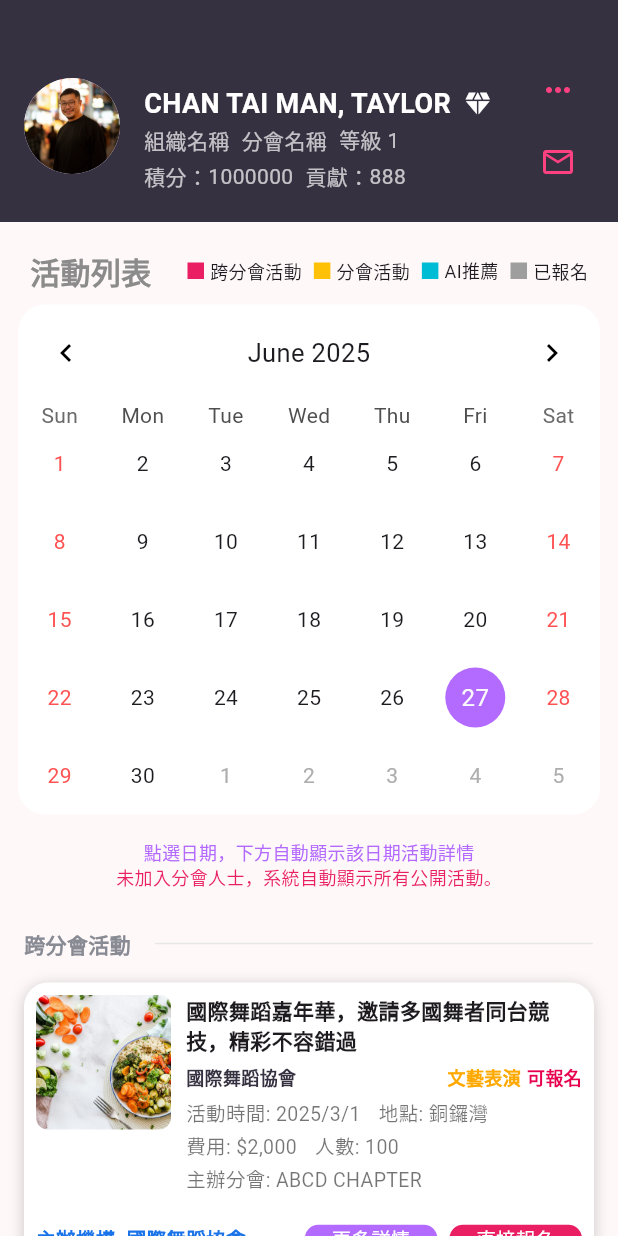
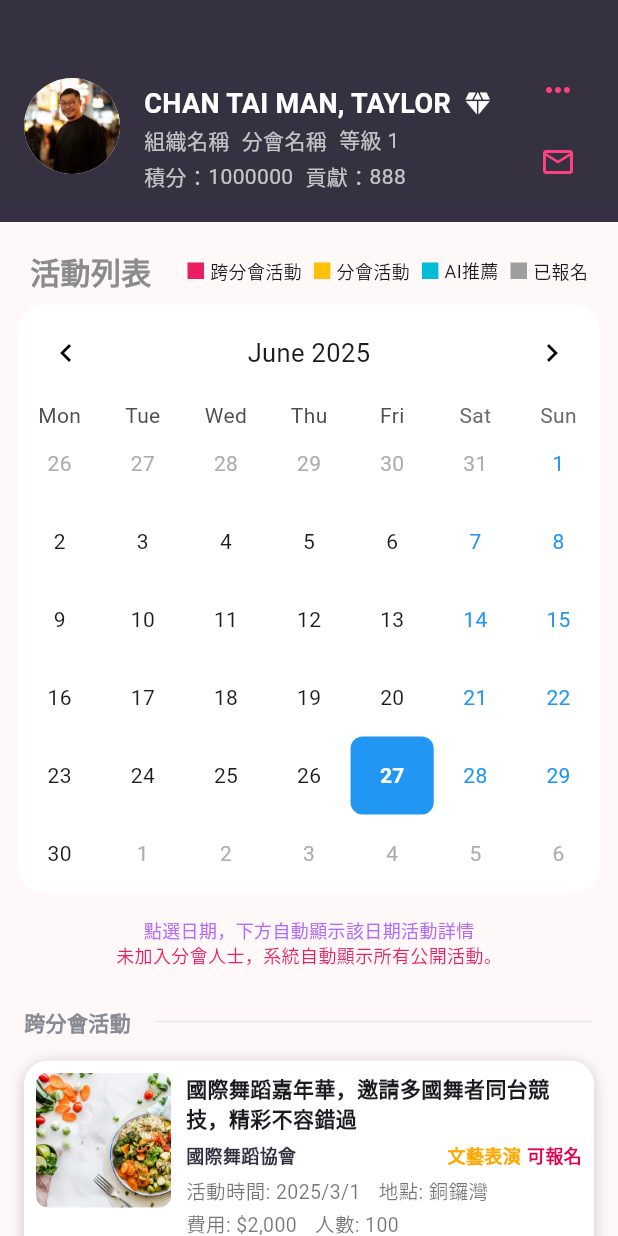
Before and after one commit to wangqiwei66/business_synerthink, a Flutter app: the ActivityView screen opened directly, on a phone screen of 412 x 824 dp. Run offline on Flutter 3.47's test engine with Material 3 defaults, Android fonts, the light colour scheme and no system bars; drawn by our look-alikes of table_calendar; our stand-ins replace auto_size_text, cached_network_image, dio, fl_chart, flutter_animate, flutter_easyloading and 14 more; missing offline and left inert: dart:ffi, flutter_cupertino_datetime_picker, fluwx, jwt_decode, qr_code_scanner; accounts and stored records are empty; Roboto replaces fonts that are missing (PingFang SC).

Commit message:
feat: 将活动视图从无状态组件改为有状态组件，增强日历功能，添加周末高亮和选中日期打印

```diff
--- a/lib/app/pages/activity_view.dart
+++ b/lib/app/pages/activity_view.dart
@@ -6,10 +6,14 @@ import 'package:tiny_weight/app/pages/userinfo_view.dart';
 import 'package:tiny_weight/app/widgets/divider.dart';
 import 'activity_logic.dart';
 
-class ActivityView extends StatelessWidget {
-  ActivityView({super.key});
+class ActivityView extends StatefulWidget {
+  const ActivityView({super.key});
+  @override
+  State<ActivityView> createState() => _ActivityViewState();
+}
+
+class _ActivityViewState extends State<ActivityView> {
   final logic = Get.put(ActivityLogic());
-
   DateTime _focusedDay = DateTime.now();
   DateTime? _selectedDay;
 
@@ -111,27 +115,89 @@ class ActivityView extends StatelessWidget {
           focusedDay: _focusedDay,
           selectedDayPredicate: (day) => isSameDay(_selectedDay, day),
           calendarFormat: CalendarFormat.month,
+          startingDayOfWeek: StartingDayOfWeek.monday,
           headerStyle: const HeaderStyle(
             formatButtonVisible: false,
             titleCentered: true,
             leftChevronIcon: Icon(Icons.chevron_left, color: Colors.black),
             rightChevronIcon: Icon(Icons.chevron_right, color: Colors.black),
           ),
-          calendarStyle: const CalendarStyle(
+          calendarBuilders: CalendarBuilders(
+            defaultBuilder: (context, day, focusedDay) {
+              final isSaturday = day.weekday == DateTime.saturday;
+              final isSunday = day.weekday == DateTime.sunday;
+              if (isSaturday || isSunday) {
+                return Center(
+                  child: Text(
+                    '${day.day}',
+                    style: const TextStyle(
+                      color: Color(0xFF2196F3),
+                      fontWeight: FontWeight.normal,
+                    ),
+                  ),
+                );
+              }
+              return null;
+            },
+            todayBuilder: (context, day, focusedDay) {
+              return Container(
+                decoration: BoxDecoration(
+                  color: const Color(0xFF2196F3),
+                  borderRadius: BorderRadius.circular(8),
+                ),
+                child: Center(
+                  child: Text(
+                    '${day.day}',
+                    style: const TextStyle(
+                      color: Colors.white,
+                      fontWeight: FontWeight.bold,
+                    ),
+                  ),
+                ),
+              );
+            },
+            selectedBuilder: (context, day, focusedDay) {
+              return Container(
+                decoration: BoxDecoration(
+                  color: Colors.white,
+                  border: Border.all(color: Colors.pink, width: 1),
+                  borderRadius: BorderRadius.circular(8),
+                ),
+                child: Center(
+                  child: Text(
+                    '${day.day}',
+                    style: const TextStyle(
+                      color: Colors.black,
+                      fontWeight: FontWeight.bold,
+                    ),
+                  ),
+                ),
+              );
+            },
+          ),
+          calendarStyle: CalendarStyle(
             todayDecoration: BoxDecoration(
-              color: Color(0xFFB36AFF),
-              shape: BoxShape.circle,
+              color: Colors.transparent,
+              border: Border.all(color: const Color(0xFF2196F3), width: 2),
+              borderRadius: BorderRadius.circular(8),
             ),
+            todayTextStyle: const TextStyle(
+                color: Color(0xFF2196F3), fontWeight: FontWeight.bold),
             selectedDecoration: BoxDecoration(
               color: Colors.pink,
-              shape: BoxShape.circle,
+              borderRadius: BorderRadius.circular(8),
             ),
-            weekendTextStyle: TextStyle(color: Colors.redAccent),
+            selectedTextStyle: const TextStyle(
+                color: Colors.white, fontWeight: FontWeight.bold),
+            weekendTextStyle: const TextStyle(color: Color(0xFF2196F3)),
           ),
           onDaySelected: (selectedDay, focusedDay) {
-            _selectedDay = selectedDay;
-            _focusedDay = focusedDay;
-            // 这里可加 setState 或逻辑联动
+            setState(() {
+              _selectedDay = selectedDay;
+              _focusedDay = focusedDay;
+            });
+            // 打印选中日期
+            print('选中日期: $selectedDay');
           },
         ),
       ),
```
